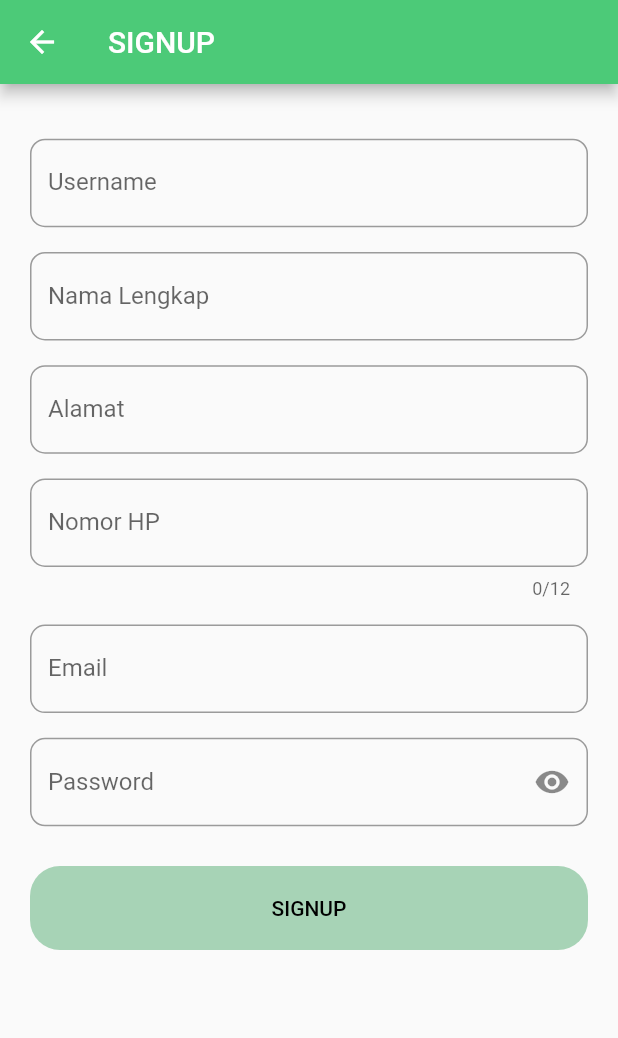
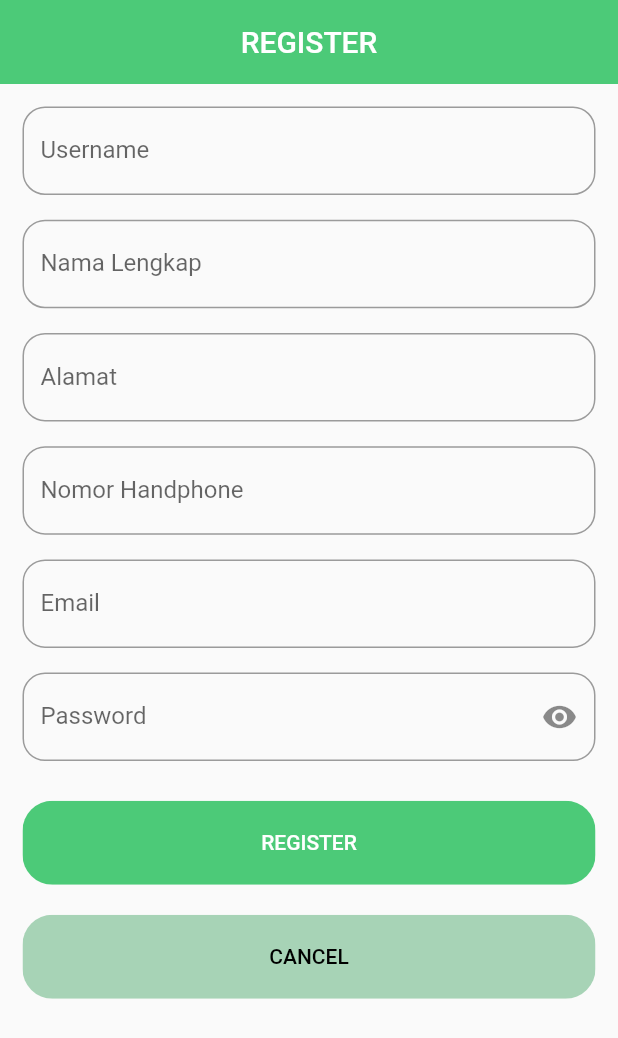
Before and after one commit to nurhabibrs/app-bank-sampah, a Flutter app: the RegisterScreen screen opened directly, on a phone screen of 412 x 824 dp. Shown: the top 1038 px of the screen. Run offline on Flutter 3.47's test engine with Material 2 defaults, Android fonts, the light colour scheme and no system bars; our stand-ins replace page_transition.

Commit message:
Edit welcome and register screen

```diff
--- /dev/null
+++ b/lib/Pages/Login/fields/background.dart
@@ -0,0 +1,21 @@
+import 'package:flutter/material.dart';
+
+class Background extends StatelessWidget {
+  final Widget child;
+  const Background({Key? key, required this.child}) : super(key: key);
+
+  @override
+  Widget build(BuildContext context) {
+    Size size = MediaQuery.of(context).size;
+    return SizedBox(
+      width: double.infinity,
+      height: size.height,
+      child: Stack(
+        alignment: Alignment.center,
+        children: <Widget>[
+          child,
+        ],
+      ),
+    );
+  }
+}
--- /dev/null
+++ b/lib/Pages/Login/fields/body.dart
@@ -0,0 +1,39 @@
+import 'package:app_banksampah/pages/login/fields/background.dart';
+import 'package:flutter/material.dart';
+import 'package:page_transition/page_transition.dart';
+
+import '../../../fields/rounded_button.dart';
+import '../../welcome/welcome.dart';
+
+class Body extends StatelessWidget {
+  const Body({
+    Key? key,
+  }) : super(key: key);
+
+  @override
+  Widget build(BuildContext context) {
+    return Background(
+      child: SingleChildScrollView(
+        child: Column(
+          mainAxisAlignment: MainAxisAlignment.center,
+          children: <Widget>[
+            RoundedButton(
+              text: "BACK",
+              color: const Color.fromARGB(255, 167, 211, 182),
+              textColor: Colors.black,
+              press: () {
+                Navigator.push(
+                  context,
+                  PageTransition(
+                    type: PageTransitionType.leftToRight,
+                    child: const HomePage(),
+                  ),
+                );
+              },
+            ),
+          ],
+        ),
+      ),
+    );
+  }
+}
--- a/lib/Pages/Login/login.dart
+++ b/lib/Pages/Login/login.dart
@@ -1,3 +1,4 @@
+import 'package:app_banksampah/pages/login/fields/body.dart';
 import 'package:flutter/material.dart';
 
 class LoginScreen extends StatelessWidget {
@@ -5,8 +6,7 @@ class LoginScreen extends StatelessWidget {
 
   @override
   Widget build(BuildContext context) {
-    return Scaffold(
-      body: Container(),
-    );
+    Size size = MediaQuery.of(context).size;
+    return const Scaffold(body: Body());
   }
 }
--- a/lib/Pages/Signup/fields/body.dart
+++ b/lib/Pages/Signup/fields/body.dart
@@ -1,6 +1,9 @@
 import 'package:flutter/material.dart';
+import 'package:flutter/services.dart';
+import 'package:page_transition/page_transition.dart';
 import '../../../fields/rounded_button.dart';
 import 'package:app_banksampah/pages/signup/fields/background.dart';
+import 'package:app_banksampah/pages/welcome/welcome.dart';
 
 class Body extends StatefulWidget {
   Body({
@@ -12,110 +15,112 @@ class Body extends StatefulWidget {
 }
 
 class _BodyState extends State<Body> {
-  final TextEditingController controllerUsername = TextEditingController();
-  final TextEditingController controllerFullname = TextEditingController();
-  final TextEditingController controllerAddress = TextEditingController();
-  final TextEditingController controllerPhone = TextEditingController();
-  final TextEditingController controllerEmail = TextEditingController();
-  final TextEditingController controllerPassword = TextEditingController();
+  final TextEditingController _controllerUsername = TextEditingController();
+  final TextEditingController _controllerFullname = TextEditingController();
+  final TextEditingController _controllerAddress = TextEditingController();
+  final TextEditingController _controllerPhone = TextEditingController();
+  final TextEditingController _controllerEmail = TextEditingController();
+  final TextEditingController _controllerPassword = TextEditingController();
   bool _obscureText = true;
 
   @override
   Widget build(BuildContext context) {
     Size size = MediaQuery.of(context).size;
     return Background(
-      child: ListView(padding: const EdgeInsets.all(20.0), children: <Widget>[
-        SizedBox(height: size.height * 0.02),
+      child: Column(
+        mainAxisAlignment: MainAxisAlignment.center,
+        children: [
+          Expanded(
+            child: ListView(
+              padding: const EdgeInsets.all(15.0),
+              children: <Widget>[
                 TextFormField(
                   autovalidateMode: AutovalidateMode.onUserInteraction,
-          controller: controllerUsername,
+                  controller: _controllerUsername,
                   validator: (value) {
                     if (value == null || value.isEmpty) {
-              return 'Please enter some text.';
-            } else {
+                      return 'Tidak boleh kosong.';
+                    }
                     return null;
-            }
                   },
                   decoration: const InputDecoration(
                       hintText: "Username",
                       labelText: "Username",
                       border: OutlineInputBorder(
                           borderRadius: BorderRadius.horizontal(
-                      left: Radius.circular(10), right: Radius.circular(10)))),
+                              left: Radius.circular(15),
+                              right: Radius.circular(15)))),
                 ),
                 SizedBox(height: size.height * 0.02),
                 TextFormField(
                   autovalidateMode: AutovalidateMode.onUserInteraction,
-          controller: controllerFullname,
+                  controller: _controllerFullname,
                   validator: (value) {
                     if (value == null || value.isEmpty) {
-              return 'Please enter some text.';
-            } else {
+                      return 'Tidak boleh kosong.';
+                    }
                     return null;
-            }
                   },
                   decoration: const InputDecoration(
                       hintText: "Nama Lengkap",
                       labelText: "Nama Lengkap",
                       border: OutlineInputBorder(
                           borderRadius: BorderRadius.horizontal(
-                      left: Radius.circular(10), right: Radius.circular(10)))),
+                              left: Radius.circular(15),
+                              right: Radius.circular(15)))),
                 ),
                 SizedBox(height: size.height * 0.02),
                 TextFormField(
                   autovalidateMode: AutovalidateMode.onUserInteraction,
-          controller: controllerAddress,
+                  controller: _controllerAddress,
                   validator: (value) {
                     if (value == null || value.isEmpty) {
-              return 'Please enter some text.';
-            } else {
+                      return 'Tidak boleh kosong.';
+                    }
                     return null;
-            }
                   },
                   decoration: const InputDecoration(
                       hintText: "Alamat",
                       labelText: "Alamat",
                       border: OutlineInputBorder(
                           borderRadius: BorderRadius.horizontal(
-                      left: Radius.circular(10), right: Radius.circular(10)))),
+                              left: Radius.circular(15),
+                              right: Radius.circular(15)))),
                 ),
                 SizedBox(height: size.height * 0.02),
                 TextFormField(
                   autovalidateMode: AutovalidateMode.onUserInteraction,
-          controller: controllerPhone,
-          validator: (value) => isValidPhoneNumber(value),
+                  controller: _controllerPhone,
+                  validator: (value) => checkPhoneNumber(value),
                   maxLength: 12,
                   decoration: const InputDecoration(
-              hintText: "Nomor HP",
-              labelText: "Nomor HP",
+                      hintText: "Nomor Handphone",
+                      labelText: "Nomor Handphone",
+                      counterText: "",
                       border: OutlineInputBorder(
                           borderRadius: BorderRadius.horizontal(
-                      left: Radius.circular(10), right: Radius.circular(10)))),
+                              left: Radius.circular(15),
+                              right: Radius.circular(15)))),
                 ),
                 SizedBox(height: size.height * 0.02),
                 TextFormField(
                   autovalidateMode: AutovalidateMode.onUserInteraction,
-          controller: controllerEmail,
-          validator: (value) => validateEmail(value),
+                  controller: _controllerEmail,
+                  validator: (value) => checkEmail(value),
                   decoration: const InputDecoration(
                       hintText: "Email",
                       labelText: "Email",
                       border: OutlineInputBorder(
                           borderRadius: BorderRadius.horizontal(
-                      left: Radius.circular(10), right: Radius.circular(10)))),
+                              left: Radius.circular(15),
+                              right: Radius.circular(15)))),
                 ),
                 SizedBox(height: size.height * 0.02),
                 TextFormField(
                   autovalidateMode: AutovalidateMode.onUserInteraction,
-          controller: controllerPassword,
+                  controller: _controllerPassword,
                   obscureText: _obscureText,
-          validator: (value) {
-            if (value == null || value.isEmpty) {
-              return 'Please enter some text.';
-            } else {
-              return null;
-            }
-          },
+                  validator: (value) => checkPassword(value),
                   decoration: InputDecoration(
                       hintText: "Password",
                       labelText: "Password",
@@ -125,43 +130,76 @@ class _BodyState extends State<Body> {
                               _obscureText = !_obscureText;
                             });
                           },
-                  icon: Icon(
-                      _obscureText ? Icons.visibility : Icons.visibility_off)),
+                          icon: Icon(_obscureText
+                              ? Icons.visibility
+                              : Icons.visibility_off)),
                       border: const OutlineInputBorder(
                           borderRadius: BorderRadius.horizontal(
-                      left: Radius.circular(10), right: Radius.circular(10)))),
+                              left: Radius.circular(15),
+                              right: Radius.circular(15)))),
                 ),
                 SizedBox(height: size.height * 0.02),
                 RoundedButton(
-            text: "SIGNUP",
+                    text: "REGISTER",
+                    color: const Color.fromARGB(255, 76, 202, 120),
+                    textColor: Colors.white,
+                    press: () {}),
+                RoundedButton(
+                  text: "CANCEL",
                   color: const Color.fromARGB(255, 167, 211, 182),
                   textColor: Colors.black,
-            press: () {}),
-      ]),
+                  press: () {
+                    Navigator.push(
+                      context,
+                      PageTransition(
+                        type: PageTransitionType.leftToRight,
+                        child: const HomePage(),
+                      ),
+                    );
+                  },
+                ),
+              ],
+            ),
+          ),
+        ],
+      ),
     );
   }
+
+  checkPassword(String? value) {
+    if (value == null || value.isEmpty) {
+      return 'Tidak boleh kosong.';
+    }
+    if (value.length < 8) {
+      return 'Terlalu pendek.';
+    }
+    return null;
   }
 
-validateEmail(String? value) {
+  checkEmail(String? value) {
     String pattern =
         r"^[a-zA-Z0-9.!#$%&'*+/=?^_`{|}~-]+@[a-zA-Z0-9](?:[a-zA-Z0-9-]"
         r"{0,253}[a-zA-Z0-9])?(?:\.[a-zA-Z0-9](?:[a-zA-Z0-9-]"
         r"{0,253}[a-zA-Z0-9])?)*$";
     RegExp regex = RegExp(pattern);
     if (value == null || value.isEmpty || !regex.hasMatch(value)) {
-    return 'Enter a valid email address.';
+      return 'Masukkan email yang valid.';
     } else {
       return null;
     }
   }
 
-isValidPhoneNumber(String? value) {
+  checkPhoneNumber(String? value) {
     // I just copied the pattern from here: https://regexr.com/3c53v
     String pattern = r'^[(]{0,1}[0-9]{1,4}[)]{0,1}[-\s\./0-9]*$';
     final regex = RegExp(pattern);
 
     if (value == null || value.isEmpty || !regex.hasMatch(value)) {
-    return 'Enter a valid phone number.';
+      return 'Masukkan nomor telepon yang valid.';
+    }
+    if (value.length < 3) {
+      return 'Terlalu pendek.';
     }
     return null;
   }
+}
--- a/lib/Pages/Signup/register.dart
+++ b/lib/Pages/Signup/register.dart
@@ -1,7 +1,5 @@
 import 'package:flutter/material.dart';
-import 'package:app_banksampah/pages/welcome/welcome.dart';
-import 'package:app_banksampah/pages/signup/fields/body.dart';
-import 'package:page_transition/page_transition.dart';
+import 'package:app_banksampah/pages/Signup/fields/body.dart';
 
 class RegisterScreen extends StatefulWidget {
   const RegisterScreen({Key? key}) : super(key: key);
@@ -14,21 +12,21 @@ class _RegisterScreenState extends State<RegisterScreen> {
   @override
   Widget build(BuildContext context) {
     return Scaffold(
-        appBar: AppBar(
-          leading: IconButton(
-              icon: const Icon(Icons.arrow_back),
-              onPressed: () {
-                Navigator.push(
-                  context,
-                  PageTransition(
-                    type: PageTransitionType.leftToRight,
-                    child: const HomePage(),
-                  ),
-                );
-              }),
-          backgroundColor: const Color.fromARGB(255, 76, 202, 120),
-          title: const Text("SIGNUP"),
+      appBar: AppBar(
+        centerTitle: true,
+        elevation: 0.0,
+        title: const Text(
+          "REGISTER",
+          style: TextStyle(
+              color: Color(0xffffffff),
+              fontWeight: FontWeight.w500,
+              fontStyle: FontStyle.normal,
+              fontSize: 20.0),
         ),
-        body: Body());
+        backgroundColor: const Color.fromARGB(255, 76, 202, 120),
+        automaticallyImplyLeading: false,
+      ),
+      body: Body(),
+    );
   }
 }
--- a/lib/fields/rounded_button.dart
+++ b/lib/fields/rounded_button.dart
@@ -27,7 +27,8 @@ class RoundedButton extends StatelessWidget {
           child: Text(
             text,
             style: TextStyle(color: textColor),
-            )),
+          ),
+        ),
       ),
     );
   }
--- /dev/null
+++ b/lib/services/register_service_api.dart
@@ -0,0 +1,3 @@
+class RegisterService {
+  late String _url;
+}
```
Also changed, not shown: lib/Pages/Welcome/fields/body.dart (+13 -3 lines). Lines whose indentation alone changed are shown as unchanged.
